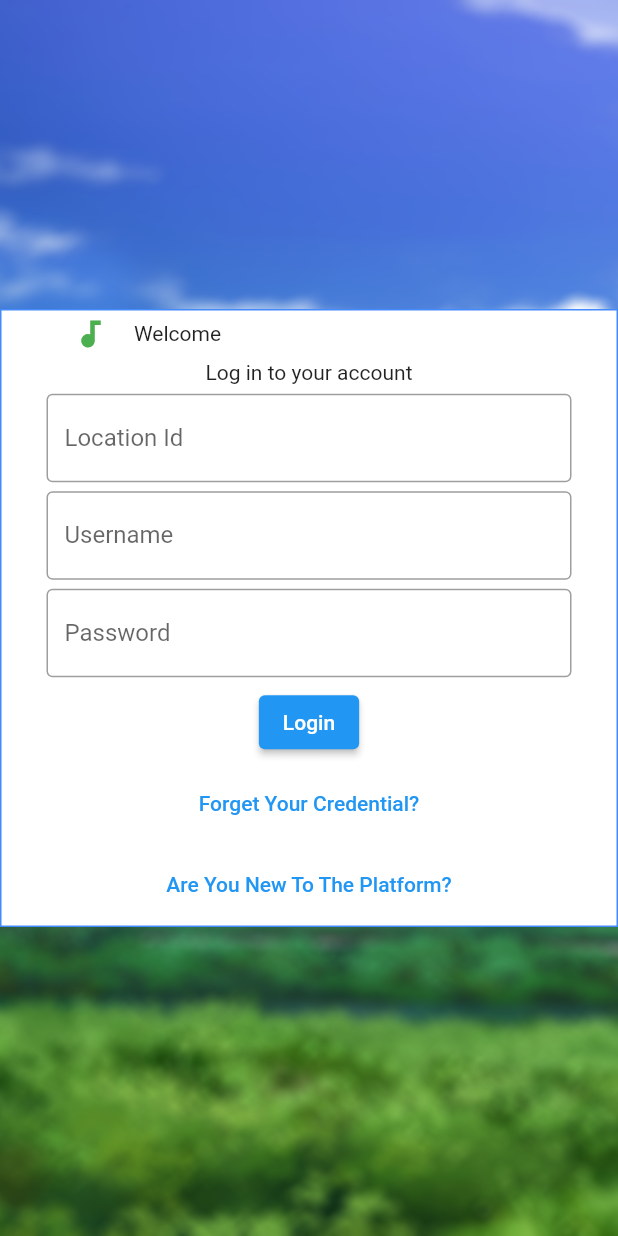
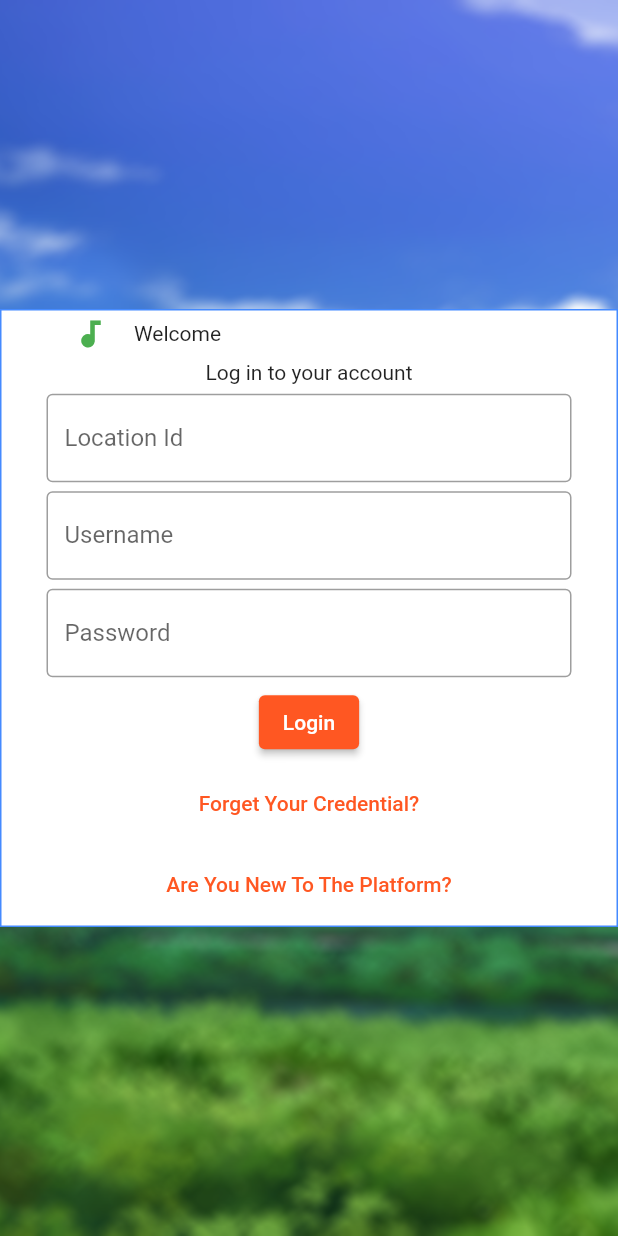
Before and after one commit to ndduc/npos_v1, a Flutter app: the screen it shows after launch, on a phone screen of 412 x 824 dp. Run offline on Flutter 3.47's test engine with Material 2 defaults, Android fonts, the light colour scheme and no system bars; our stand-ins replace bloc, equatable, flutter_bloc; missing offline and left inert: easy_mask; network calls fail.

Commit message:
completed implemetned sample bloc

```diff
--- a/lib/Bloc/Block/users_block.dart
+++ b/lib/Bloc/Block/users_block.dart
@@ -1,7 +1,7 @@
 import 'dart:io';
 import 'package:flutter_bloc/flutter_bloc.dart';
-import 'package:npos/Bloc/Event/users_state.dart';
-import 'package:npos/Bloc/State/users_event.dart';
+import 'package:npos/Bloc/State/users_state.dart';
+import 'package:npos/Bloc/Event/users_event.dart';
 import 'package:npos/Model/user.dart';
 import 'package:npos/Repository/user_repos.dart';
 
--- /dev/null
+++ b/lib/Bloc/Theme/theme_block.dart
@@ -0,0 +1,43 @@
+import 'dart:async';
+import 'dart:io';
+
+import 'package:bloc/bloc.dart';
+import 'package:flutter/material.dart';
+import 'package:meta/meta.dart';
+import 'package:npos/Theme/app_theme.dart';
+
+
+class ThemekBloc extends Bloc<ThemekEvent, ThemekState> {
+  ThemekBloc() : super(ThemekState(themeData: AppThemes.appThemData[AppTheme.lightTheme]));
+
+  @override
+  Stream<ThemekState> mapEventToState(ThemekEvent event  ) async* {
+    try {
+      print("Called");
+      if (event is ThemekEvent) {
+        print("Called 12 ");
+        yield ThemekState(
+          themeData: AppThemes.appThemData[event.appTheme],
+
+        );
+        print("Called 123 ${event.appTheme}");
+      }
+    }
+    catch( e)
+    {
+      print(e.toString());
+    }
+  }
+}
+
+@immutable
+class ThemekEvent {
+  final AppTheme appTheme;
+  ThemekEvent({required this.appTheme});
+}
+
+@immutable
+class ThemekState {
+  final ThemeData? themeData;
+  ThemekState({required this.themeData});
+}
--- /dev/null
+++ b/lib/Theme/app_theme.dart
@@ -0,0 +1,30 @@
+import 'package:flutter/material.dart';
+class AppThemes{
+  static final appThemData={
+    AppTheme.lightTheme:ThemeData(
+      scaffoldBackgroundColor: Colors.white,
+      primarySwatch: Colors.deepOrange,
+      accentColor: Colors.white,
+      backgroundColor: Colors.white,
+      textTheme: TextTheme(
+        bodyText1: TextStyle(
+          color: Colors.black,
+        ),
+      ),
+    ),
+    AppTheme.darkTheme:ThemeData(
+      scaffoldBackgroundColor: Colors.black,
+      primarySwatch: Colors.teal,
+      backgroundColor: Colors.black,
+      textTheme: TextTheme(
+        bodyText1: TextStyle(
+          color: Colors.white,
+        ),
+      ),
+    )
+  };
+}
+enum AppTheme {
+  lightTheme,
+  darkTheme,
+}
--- a/lib/View/Authentication/authentication.dart
+++ b/lib/View/Authentication/authentication.dart
@@ -5,8 +5,9 @@ import 'package:flutter/material.dart';
 import 'package:flutter/services.dart';
 import 'package:flutter_bloc/flutter_bloc.dart';
 import 'package:npos/Bloc/Block/users_block.dart';
-import 'package:npos/Bloc/Event/users_state.dart';
-import 'package:npos/Bloc/State/users_event.dart';
+import 'package:npos/Bloc/Event/users_event.dart';
+import 'package:npos/Bloc/State/users_state.dart';
+
 import 'package:npos/Constant/UI/uiImages.dart';
 import 'package:npos/Constant/UI/uiSize.dart' as UISize;
 import 'package:npos/Constant/UI/uiText.dart';
@@ -38,6 +39,7 @@ class _Authentication extends State<Authentication> {
   {
     context.read<AlbumsBloc>().add(AlbumEvents.fetchAlbums);
   }
+
   @override
   dispose() {
     super.dispose();
@@ -66,7 +68,34 @@ class _Authentication extends State<Authentication> {
       onWillPop: () async => false,
       child:
       Scaffold(
-          body:
+          // body:
+          // Container(
+          //     decoration: BoxDecoration(
+          //       image: DecorationImage(
+          //         image: AssetImage(uImage.mapImage['bg-3']),
+          //         fit: BoxFit.cover,
+          //       ),
+          //     ),
+          //     child: mainBody())
+
+        body: BlocBuilder<AlbumsBloc,AlbumsState>(builder: (BuildContext context,AlbumsState state){
+
+          if (state is AlbumListErrorstate) {
+            final error = state.error;
+            String message = '${error.message}\nTap to Retry.';
+            return Text(
+              message,
+
+            );
+          }
+          if (state is AlbumLoadedState) {
+            print("TEAD");
+            List<Albums> albums = state.albums;
+            // ignore: avoid_print
+            print(albums.length);
+           // return _list(albums);
+          }
+          return
           Container(
               decoration: BoxDecoration(
                 image: DecorationImage(
@@ -74,7 +103,11 @@ class _Authentication extends State<Authentication> {
                   fit: BoxFit.cover,
                 ),
               ),
-              child: mainBody())
+              child: mainBody());
+
+
+
+        }),
       ),
     );
   }
--- a/lib/main.dart
+++ b/lib/main.dart
@@ -1,7 +1,51 @@
 import 'package:flutter/material.dart';
+import 'package:flutter_bloc/flutter_bloc.dart';
 
+import 'Bloc/Block/users_block.dart';
+import 'Bloc/Theme/theme_block.dart';
+import 'Repository/user_repos.dart';
 import 'View/Authentication/authentication.dart';
+void main() async{
+  WidgetsFlutterBinding.ensureInitialized();
+  runApp(
+      BlockExample()
 
+
+  );
+}
+
+class BlockExample extends StatefulWidget{
+  @override
+  State<StatefulWidget> createState() {
+    // TODO: implement createState
+    return BlockExampleState();
+  }
+
+}
+
+class BlockExampleState extends State<BlockExample>{
+  @override
+  Widget build(BuildContext context) {
+    return BlocProvider(
+      create: (context)=>ThemekBloc(),
+      child: BlocBuilder<ThemekBloc,ThemekState>(
+        builder: (BuildContext context,ThemekState themestate){
+          print("Called 2334");
+          return   MaterialApp(
+            theme: themestate.themeData,
+            home: BlocProvider(create: (context)=>AlbumsBloc(albumsrepository: Albumsrepository()),
+                child:Authentication()),
+
+          );
+        },
+      ),
+    );
+  }
+
+}
+
+
+/*
 void main() {
   runApp(const MyApp());
 }
@@ -21,3 +65,5 @@ class MyApp extends StatelessWidget {
     );
   }
 }
+
+*/
```
Also changed, not shown: lib/Bloc/Theme/theme_event.dart (added, +7 -0 lines), lib/Bloc/Theme/theme_state.dart (added, +8 -0 lines), lib/Bloc/Event/users_event.dart (renamed from lib/Bloc/State/users_event.dart), lib/Bloc/State/users_state.dart (renamed from lib/Bloc/Event/users_state.dart), 1 other file.
